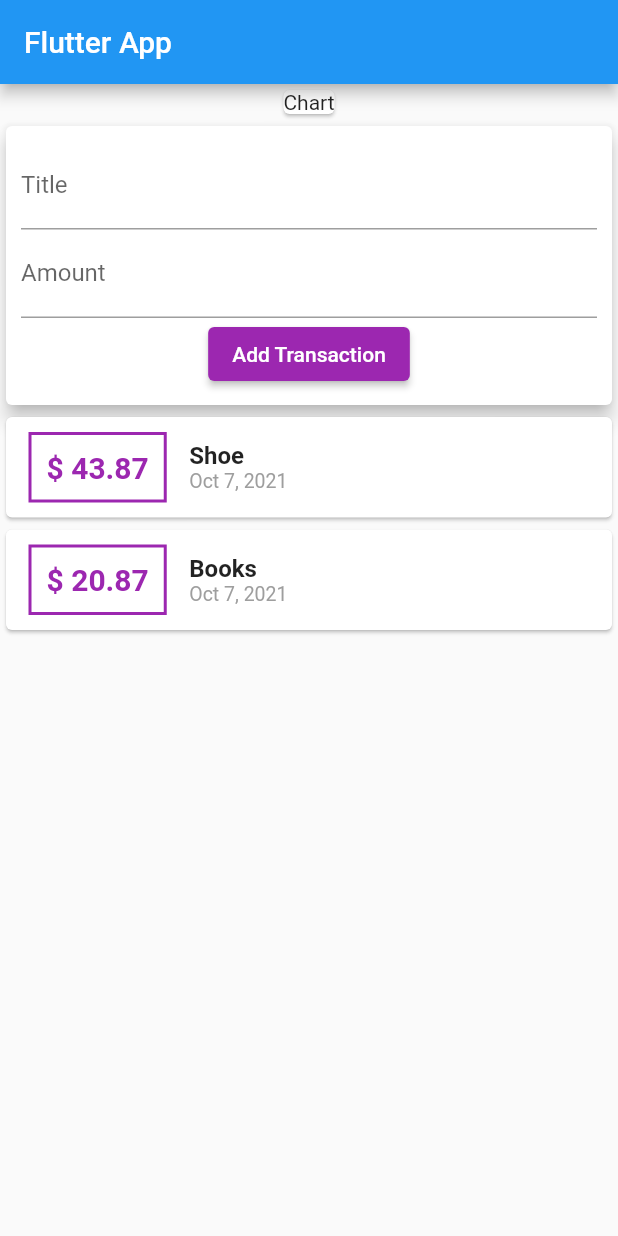
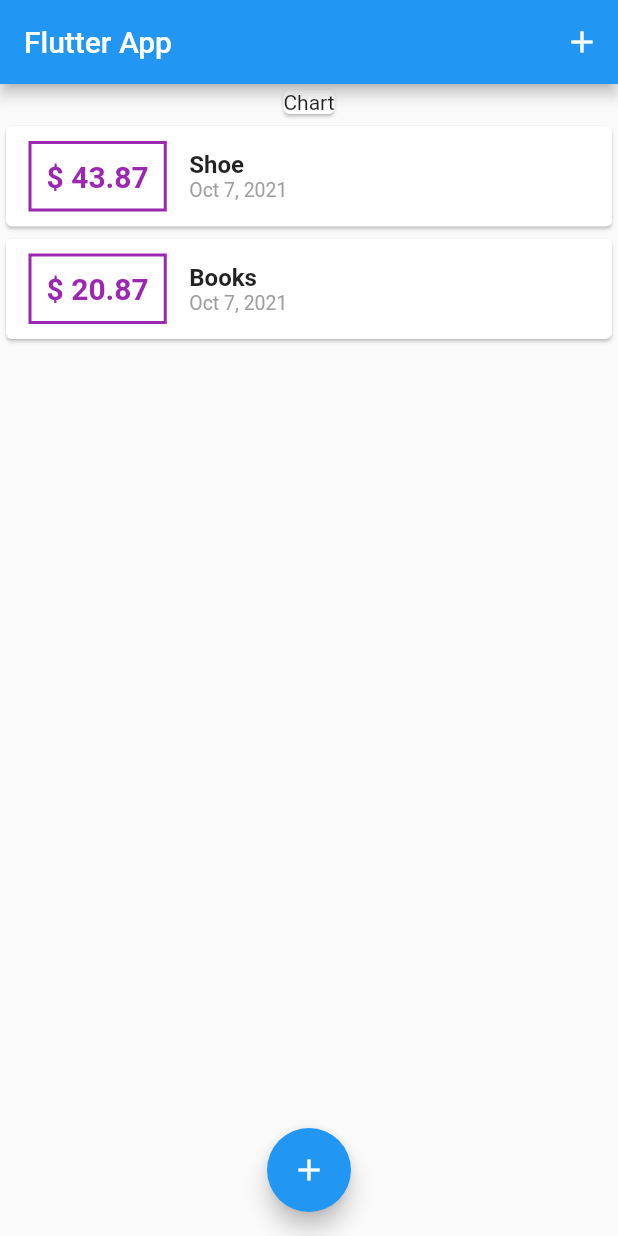
Before and after one commit to XxThunderBlastxX/expense-app, a Flutter app: the screen it shows after launch, on a phone screen of 412 x 824 dp. Run offline on Flutter 3.47's test engine with Material 2 defaults, Android fonts, the phone set to English and light mode, and no system bars.

Commit message:
floatingButton Added for addNewTransactionList

```diff
--- a/lib/main.dart
+++ b/lib/main.dart
@@ -1,6 +1,8 @@
 import 'package:flutter/material.dart';
 
-import './widgets/user_transaction.dart';
+import './models/transactionModel.dart';
+import './widgets/new_transaction.dart';
+import './widgets/transaction_list.dart';
 
 void main() => runApp(MyApp());
 
@@ -14,22 +16,75 @@ class MyApp extends StatelessWidget {
   }
 }
 
-class MyHomePage extends StatelessWidget {
-  //Variables
+class MyHomePage extends StatefulWidget {
+  //Functions
+  @override
+  State<MyHomePage> createState() => _MyHomePageState();
+}
+
+class _MyHomePageState extends State<MyHomePage> {
+  final List<TransactionModel> _userTransactions = [
+    TransactionModel(
+        id: 't1', title: 'Shoe', amount: 43.87, date: DateTime.now()),
+    TransactionModel(
+        id: 't2', title: 'Books', amount: 20.87, date: DateTime.now()),
+  ];
+
+  //Functions
+  void _addNewTransaction(String txTitle, double txAmount) {
+    final newTx = TransactionModel(
+      title: txTitle,
+      amount: txAmount,
+      date: DateTime.now(),
+      id: DateTime.now().toString(),
+    );
+    setState(() {
+      _userTransactions.add(newTx);
+    });
+  }
+
+  void _startAddNewTransaction(BuildContext ctx) {
+    showModalBottomSheet(
+        context: ctx,
+        builder: (_) {
+          return GestureDetector(
+            onTap: () {},
+            behavior: HitTestBehavior.opaque,
+            child: NewTransaction(_addNewTransaction),
+          );
+        });
+  }
 
   @override
   Widget build(BuildContext context) {
     return Scaffold(
       appBar: AppBar(
         title: Text('Flutter App'),
+        actions: <Widget>[
+          IconButton(
+            onPressed: () {
+              _startAddNewTransaction(context);
+            },
+            icon: Icon(Icons.add),
+          ),
+        ],
       ),
-      body: Column(
-        children: [
-          Card(
-            child: Text("Chart"),
-          ),
-          UserTransactions(),
-        ],
+      body: SingleChildScrollView(
+        child: Column(
+          children: [
+            Card(
+              child: Text("Chart"),
+            ),
+            TransactionList(_userTransactions),
+          ],
+        ),
+      ),
+      floatingActionButtonLocation: FloatingActionButtonLocation.centerFloat,
+      floatingActionButton: FloatingActionButton(
+        child: Icon(Icons.add),
+        onPressed: () {
+          _startAddNewTransaction(context);
+        },
       ),
     );
   }
--- a/lib/models/transactionModel.dart
+++ b/lib/models/transactionModel.dart
@@ -4,13 +4,13 @@ class TransactionModel {
   //Variables
   String? id;
   String? title;
-  double? amount;
+  double amount;
   DateTime? date;
 
   //Constructor
   TransactionModel(
       {@required this.id,
       @required this.title,
-      @required this.amount,
+      required this.amount,
       @required this.date});
 }
--- a/lib/widgets/transaction_list.dart
+++ b/lib/widgets/transaction_list.dart
@@ -12,14 +12,16 @@ class TransactionList extends StatelessWidget {
 
   @override
   Widget build(BuildContext context) {
-    return Column(
-      children: transactions.map((tx) {
+    return Container(
+      height: 420,
+      child: ListView.builder(
+          itemBuilder: (ctx, index) {
             return Card(
               child: Row(
                 children: <Widget>[
                   Container(
                     child: Text(
-                '\$ ${tx.amount}',
+                      '\$ ${transactions[index].amount.toStringAsFixed(2)}',
                       style: TextStyle(
                           fontWeight: FontWeight.bold,
                           fontSize: 20,
@@ -38,21 +40,24 @@ class TransactionList extends StatelessWidget {
                     crossAxisAlignment: CrossAxisAlignment.start,
                     children: <Widget>[
                       Text(
-                  tx.title.toString(),
+                        transactions[index].title.toString(),
                         style: TextStyle(
                           fontSize: 16,
                           fontWeight: FontWeight.bold,
                         ),
                       ),
                       Text(
-                  DateFormat.yMMMd().format(tx.date as DateTime),
+                        DateFormat.yMMMd()
+                            .format(transactions[index].date as DateTime),
                         style: TextStyle(color: Colors.grey, fontSize: 13),
                       ),
                     ],
                   )
                 ],
-        ));
-      }).toList(),
+              ),
+            );
+          },
+          itemCount: transactions.length),
     );
   }
 }
--- a/lib/widgets/user_transaction.dart
+++ b/lib/widgets/user_transaction.dart
@@ -1,43 +1,23 @@
-import 'package:flutter/material.dart';
-
-import './new_transaction.dart';
-import './transaction_list.dart';
-import '../models/transactionModel.dart';
-
-class UserTransactions extends StatefulWidget {
-  @override
-  _UserTransactionsState createState() => _UserTransactionsState();
-}
-
-class _UserTransactionsState extends State<UserTransactions> {
-  //Variables
-  final List<TransactionModel> _userTransactions = [
-    TransactionModel(
-        id: 't1', title: 'Shoe', amount: 43.87, date: DateTime.now()),
-    TransactionModel(
-        id: 't2', title: 'Books', amount: 20.87, date: DateTime.now()),
-  ];
-
-  //Functions
-  void _addNewTransaction(String txTitle, double txAmount) {
-    final newTx = TransactionModel(
-      title: txTitle,
-      amount: txAmount,
-      date: DateTime.now(),
-      id: DateTime.now().toString(),
-    );
-    setState(() {
-      _userTransactions.add(newTx);
-    });
-  }
-
-  @override
-  Widget build(BuildContext context) {
-    return Column(
-      children: [
-        NewTransaction(_addNewTransaction),
-        TransactionList(_userTransactions)
-      ],
-    );
-  }
-}
+// import 'package:flutter/material.dart';
+//
+// import './new_transaction.dart';
+// import './transaction_list.dart';
+// import '../models/transactionModel.dart';
+//
+// class UserTransactions extends StatefulWidget {
+//   @override
+//   _UserTransactionsState createState() => _UserTransactionsState();
+// }
+//
+// class _UserTransactionsState extends State<UserTransactions> {
+//   //Variables
+//
+//   @override
+//   Widget build(BuildContext context) {
+//     return Column(
+//       children: [
+//         NewTransaction(_addNewTransaction),
+//       ],
+//     );
+//   }
+// }
```
Also changed, not shown: lib/widgets/new_transaction.dart (+22 -5 lines). Lines whose indentation alone changed are shown as unchanged.
